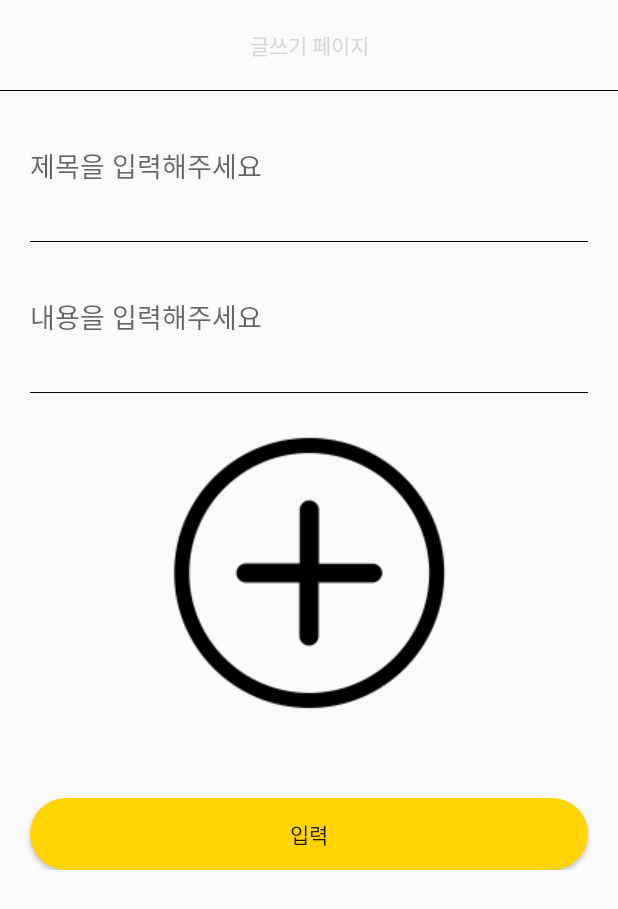
After one commit to Elliotelon/2021_Single-Life_Android, an Android app: the BoardWriteActivity screen opened directly, with no data from a screen before it, on a phone screen of 412 x 824 dp. The commit adds this screen. Shown: the top 909 px of the screen. Run offline under Robolectric (Android 15) with nearby library versions, the phone set to English and light mode, and no system bars; our stand-ins replace data binding.

Commit message:
SingleLife 게시글 Firebase DB에 저장 및 읽어오기

```diff
--- a/app/src/main/AndroidManifest.xml
+++ b/app/src/main/AndroidManifest.xml
@@ -11,7 +11,8 @@
         android:roundIcon="@mipmap/ic_launcher_round"
         android:supportsRtl="true"
         android:theme="@style/Theme.Studysinglelife">
-        <activity android:name=".contentslist.ContentShowActivity"></activity>
+        <activity android:name=".board.BoardWriteActivity"></activity>
+        <activity android:name=".contentslist.ContentShowActivity" />
         <activity android:name=".contentslist.ContentListActivity" />
         <activity android:name=".auth.JoinActivity" />
         <activity android:name=".auth.LoginActivity" />
--- /dev/null
+++ b/app/src/main/java/study/singlelife/board/BoardWriteActivity.kt
@@ -0,0 +1,48 @@
+package study.singlelife.board
+
+import androidx.appcompat.app.AppCompatActivity
+import android.os.Bundle
+import android.util.Log
+import android.widget.Toast
+import androidx.databinding.DataBindingUtil
+import study.singlelife.R
+import study.singlelife.contentslist.BookmarkModel
+import study.singlelife.databinding.ActivityBoardWriteBinding
+import study.singlelife.utils.FBAuth
+import study.singlelife.utils.FBRef
+
+class BoardWriteActivity : AppCompatActivity() {
+
+    private lateinit var binding : ActivityBoardWriteBinding
+
+    private val TAG = BoardWriteActivity::class.java.simpleName
+
+    override fun onCreate(savedInstanceState: Bundle?) {
+        super.onCreate(savedInstanceState)
+        binding = DataBindingUtil.setContentView(this, R.layout.activity_board_write)
+
+        binding.writeBtn.setOnClickListener {
+
+            val title = binding.titleArea.text.toString()
+            val content = binding.contentArea.text.toString()
+            val uid = FBAuth.getUid()
+            val time = FBAuth.getTime()
+
+            Log.d(TAG, title)
+            Log.d(TAG, content)
+
+            // board
+            //   - key
+            //      - boardModel(title, content, uid, time)
+
+            FBRef.boardRef
+                .push()
+                .setValue(BoardModel(title, content, uid, time))
+
+            Toast.makeText(this, "게시글 입력완료", Toast.LENGTH_SHORT).show()
+
+            finish()
+        }
+
+    }
+}
--- a/app/src/main/java/study/singlelife/utils/FBRef.kt
+++ b/app/src/main/java/study/singlelife/utils/FBRef.kt
@@ -13,5 +13,7 @@ class FBRef {
         val category2 = database.getReference("contents2")
 
         val bookmarkRef = database.getReference("bookmark_list")
+
+        val boardRef = database.getReference("board")
     }
 }
--- /dev/null
+++ b/app/src/main/res/layout/activity_board_write.xml
@@ -0,0 +1,85 @@
+<?xml version="1.0" encoding="utf-8"?>
+<layout>
+    <LinearLayout xmlns:android="http://schemas.android.com/apk/res/android"
+        xmlns:app="http://schemas.android.com/apk/res-auto"
+        xmlns:tools="http://schemas.android.com/tools"
+        android:layout_width="match_parent"
+        android:layout_height="match_parent"
+        android:orientation="vertical"
+        tools:context=".board.BoardWriteActivity">
+
+        <ScrollView
+            android:layout_width="match_parent"
+            android:layout_height="match_parent">
+
+            <LinearLayout
+                android:orientation="vertical"
+                android:layout_width="match_parent"
+                android:layout_height="match_parent">
+
+                <LinearLayout
+                    android:layout_width="match_parent"
+                    android:layout_height="60dp">
+
+                    <TextView
+                        android:text="글쓰기 페이지"
+                        android:layout_width="match_parent"
+                        android:layout_height="match_parent"
+                        android:textColor="@color/black"
+                        android:gravity="center"/>
+
+                </LinearLayout>
+
+                <LinearLayout
+                    android:layout_width="match_parent"
+                    android:layout_height="0.5dp"
+                    android:background="#000000"/>
+
+                <EditText
+                    android:id="@+id/titleArea"
+                    android:hint="제목을 입력해주세요"
+                    android:layout_margin="20dp"
+                    android:background="@android:color/transparent"
+                    android:layout_width="match_parent"
+                    android:layout_height="60dp"/>
+
+                <LinearLayout
+                    android:layout_width="match_parent"
+                    android:layout_height="0.5dp"
+                    android:background="#000000"
+                    android:layout_marginHorizontal="20dp"/>
+
+                <EditText
+                    android:id="@+id/contentArea"
+                    android:hint="내용을 입력해주세요"
+                    android:layout_margin="20dp"
+                    android:background="@android:color/transparent"
+                    android:layout_width="match_parent"
+                    android:layout_height="60dp"/>
+
+                <LinearLayout
+                    android:layout_width="match_parent"
+                    android:layout_height="0.5dp"
+                    android:background="#000000"
+                    android:layout_marginHorizontal="20dp"/>
+
+                <ImageView
+                    android:layout_marginTop="20dp"
+                    android:src="@drawable/plusbtn"
+                    android:layout_width="match_parent"
+                    android:layout_height="wrap_content"/>
+
+                <Button
+                    android:id="@+id/writeBtn"
+                    android:text="입력"
+                    android:layout_marginTop="50dp"
+                    android:layout_marginHorizontal="20dp"
+                    android:background="@drawable/background_radius_yellow"
+                    android:layout_width="match_parent"
+                    android:layout_height="wrap_content"/>
+            </LinearLayout>
+        </ScrollView>
+
+    </LinearLayout>
+
+</layout>
```
Also changed, not shown: app/src/main/java/study/singlelife/board/BoardListLVAdapter.kt (added, +43 -0 lines), app/src/main/java/study/singlelife/board/BoardModel.kt (added, +8 -0 lines), app/src/main/java/study/singlelife/fragments/TalkFragment.kt (+51 -0 lines), app/src/main/java/study/singlelife/utils/FBAuth.kt (+10 -0 lines), app/src/main/res/layout/board_list_item.xml (added, +35 -0 lines), app/src/main/res/layout/fragment_talk.xml (+19 -7 lines), app/src/main/res/drawable/btnwrite.png (added), app/src/main/res/drawable/plusbtn.png (added).
